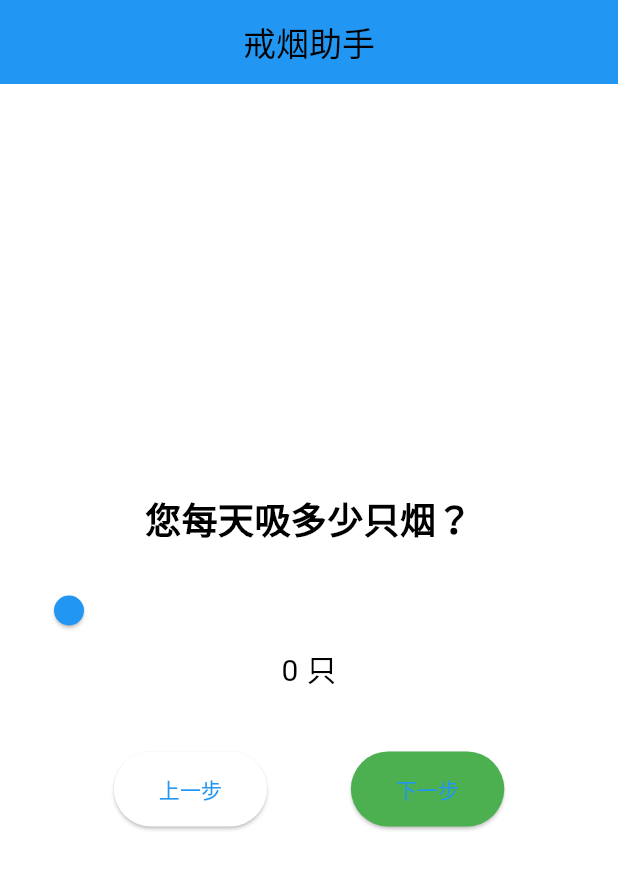
After one commit to oliyo2023/stopsmoking_app, a Flutter app: the screen it shows after launch, after a tap on "下一步", on a phone screen of 412 x 824 dp. The commit adds this screen. Shown: the top 869 px of the screen. Run offline on Flutter 3.47's test engine with Material 3 defaults, Android fonts, the light colour scheme and no system bars; our stand-ins replace flutter_widget_from_html_core, get, pocketbase, shared_preferences, table_calendar; network calls fail.

Commit message:
refactor(navigation): Replace HomePage with HomeScreen in main app configuration
- Update app_routes.dart to import HomeScreen instead of HomePage
- Modify main.dart to use HomeScreen directly as the home widget
- Remove initialRoute and getPages configuration to simplify navigation setup

```diff
--- a/lib/app_routes.dart
+++ b/lib/app_routes.dart
@@ -4,17 +4,17 @@ import 'package:jieyan_app/controllers/chat_controller.dart';
 import 'package:jieyan_app/controllers/plan_controller.dart';
 import 'package:jieyan_app/providers/user_provider.dart';
 import 'package:jieyan_app/pages/article_page.dart';
-import 'package:jieyan_app/pages/home_page.dart';
 import 'package:jieyan_app/pages/login_page.dart';
 import 'package:jieyan_app/pages/register_page.dart';
 import 'package:jieyan_app/pages/profile_page.dart';
 import 'package:jieyan_app/pages/plan_page.dart';
 import 'package:jieyan_app/pages/chat_page.dart';
 import 'package:jieyan_app/pages/article_detail_page.dart';
+import 'package:jieyan_app/screens/home_screen.dart';
 
 class AppRoutes {
   static final routes = [
-    GetPage(name: '/home', page: () => const HomePage()),
+    GetPage(name: '/home', page: () => HomeScreen()),
     GetPage(
       name: '/login',
       page: () => const LoginPage(),
--- a/lib/main.dart
+++ b/lib/main.dart
@@ -4,10 +4,11 @@ import 'package:jieyan_app/providers/article_provider.dart';
 import 'package:jieyan_app/theme/app_theme.dart';
 import 'package:get/get.dart';
 import 'package:jieyan_app/services/pocketbase_service.dart';
-import 'package:jieyan_app/app_routes.dart';
 import 'package:jieyan_app/services/deepseek_service.dart';
 import 'package:jieyan_app/providers/user_provider.dart';
 import 'package:jieyan_app/providers/plan_provider.dart'; // 导入 PlanProvider
+import 'package:jieyan_app/screens/home_screen.dart'; // 导入 HomeScreen
+import 'package:jieyan_app/app_routes.dart'; // 添加这一行导入 AppRoutes
 
 /// 初始化所有服务
 Future<void> initServices() async {
@@ -49,8 +50,13 @@ class MyApp extends StatelessWidget {
       theme: appTheme, // 应用主题
       darkTheme: appTheme, // 暗黑模式主题 (与亮色主题相同)
       themeMode: ThemeMode.system, // 主题模式 (跟随系统)
-      initialRoute: '/home', // 初始路由
-      getPages: AppRoutes.routes,
+      // 注意：同时使用 initialRoute 和 home 会导致冲突
+      // 选择一种方式
+      // 方式1：使用 home
+      home: HomeScreen(),
+      getPages: AppRoutes.routes, // 添加这一行，注册路由表
+      // 方式2：使用 initialRoute (如果使用这种方式，需要在 AppRoutes.routes 中定义 '/home' 路由)
+      // initialRoute: '/home',
     );
   }
 }
--- /dev/null
+++ b/lib/screens/home_screen.dart
@@ -0,0 +1,321 @@
+import 'package:flutter/material.dart';
+import 'package:get/get.dart';
+
+class HomeController extends GetxController {
+  final RxInt currentStep = 0.obs;
+  final RxInt smokingYears = 0.obs;
+  final RxInt cigarettesPerDay = 0.obs;
+  final RxDouble pricePerPack = 0.0.obs;
+
+  void nextStep() {
+    if (currentStep.value < 2) {
+      currentStep.value++;
+    } else {
+      // 完成所有步骤后的操作，例如计算结果或导航到下一个页面
+      calculateResults();
+    }
+  }
+
+  void previousStep() {
+    if (currentStep.value > 0) {
+      currentStep.value--;
+    }
+  }
+
+  void calculateResults() {
+    // 计算每年花费
+    double yearlyExpense =
+        cigarettesPerDay.value * pricePerPack.value / 20 * 365;
+
+    // 计算总花费 (烟龄 * 年花费)
+    double totalExpense = smokingYears.value * yearlyExpense;
+
+    // 计算消费对比 (举例)
+    final purchaseComparisons = [
+      {
+        'item': 'iPhone 14 Pro',
+        'price': 8999,
+        'count': (totalExpense / 8999).floor()
+      },
+      {'item': '电影票', 'price': 50, 'count': (totalExpense / 50).floor()},
+      {'item': '家庭旅行', 'price': 5000, 'count': (totalExpense / 5000).floor()},
+    ];
+
+    // 健康影响列表
+    final healthImpacts = [
+      '每支烟减少寿命约11分钟',
+      '一包烟含有超过4000种化学物质，其中至少69种已知会导致癌症',
+      '吸烟会增加患肺癌、心脏病、中风和呼吸系统疾病的风险',
+      '吸烟会导致牙齿变黄、皮肤早衰',
+      '二手烟对家人和周围人群健康造成极大危害'
+    ];
+
+    // 计算吸烟者的总计香烟数量
+    int totalCigarettes = smokingYears.value * 365 * cigarettesPerDay.value;
+
+    // 计算减少的寿命 (每支烟约11分钟)
+    int lifeReductionMinutes = totalCigarettes * 11;
+    int lifeReductionDays = lifeReductionMinutes ~/ (60 * 24);
+
+    // 显示结果对话框
+    Get.dialog(
+      Dialog(
+        shape: RoundedRectangleBorder(borderRadius: BorderRadius.circular(16)),
+        child: SingleChildScrollView(
+          child: Padding(
+            padding: const EdgeInsets.all(16),
+            child: Column(
+              mainAxisSize: MainAxisSize.min,
+              children: [
+                const Text(
+                  '吸烟成本分析',
+                  style: TextStyle(fontSize: 24, fontWeight: FontWeight.bold),
+                  textAlign: TextAlign.center,
+                ),
+                const Divider(),
+                // 金钱花费
+                const Text('金钱花费',
+                    style:
+                        TextStyle(fontSize: 18, fontWeight: FontWeight.bold)),
+                const SizedBox(height: 8),
+                Text(
+                  '¥${totalExpense.toStringAsFixed(2)}',
+                  style: const TextStyle(
+                    fontSize: 32,
+                    fontWeight: FontWeight.bold,
+                    color: Colors.red,
+                  ),
+                ),
+                Text(
+                    '您吸烟${smokingYears.value}年，每天吸${cigarettesPerDay.value}支烟'),
+                Text('每包烟价格：¥${pricePerPack.value.toStringAsFixed(1)}'),
+                Text('每年花费：¥${yearlyExpense.toStringAsFixed(2)}'),
+
+                const SizedBox(height: 16),
+                // 购买对比
+                const Divider(),
+                const Text('您的烟钱可以购买',
+                    style:
+                        TextStyle(fontSize: 18, fontWeight: FontWeight.bold)),
+                const SizedBox(height: 8),
+                Column(
+                  children: purchaseComparisons
+                      .map((item) => Padding(
+                            padding: const EdgeInsets.symmetric(vertical: 4),
+                            child: ((item['count'] as num?) ?? 0) > 0
+                                ? Text(
+                                    '${item['item']}: ${item['count']}台/张/次 (¥${item['price']})')
+                                : const SizedBox.shrink(),
+                          ))
+                      .toList(),
+                ),
+
+                const SizedBox(height: 16),
+                // 健康影响
+                const Divider(),
+                const Text('健康影响',
+                    style:
+                        TextStyle(fontSize: 18, fontWeight: FontWeight.bold)),
+                const SizedBox(height: 8),
+                Text('您已经吸了约$totalCigarettes支烟'),
+                Text('减少的寿命约$lifeReductionDays天'),
+                const SizedBox(height: 8),
+                ...healthImpacts
+                    .map((impact) => Padding(
+                          padding: const EdgeInsets.symmetric(vertical: 4),
+                          child: Row(
+                            crossAxisAlignment: CrossAxisAlignment.start,
+                            children: [
+                              const Text('• ',
+                                  style:
+                                      TextStyle(fontWeight: FontWeight.bold)),
+                              Expanded(child: Text(impact)),
+                            ],
+                          ),
+                        ))
+                    .toList(),
+
+                const SizedBox(height: 20),
+                const Text(
+                  '现在戒烟，您将节省金钱并改善健康！',
+                  textAlign: TextAlign.center,
+                  style: TextStyle(fontWeight: FontWeight.bold),
+                ),
+
+                const SizedBox(height: 16),
+                // 按钮
+                Row(
+                  mainAxisAlignment: MainAxisAlignment.spaceEvenly,
+                  children: [
+                    TextButton(
+                      onPressed: () => Get.back(),
+                      child: const Text('关闭'),
+                    ),
+                    ElevatedButton(
+                      onPressed: () {
+                        Get.back();
+                        Get.toNamed('/plan');
+                      },
+                      style: ElevatedButton.styleFrom(
+                        backgroundColor: Colors.green,
+                      ),
+                      child: const Text('开始戒烟'),
+                    ),
+                  ],
+                ),
+              ],
+            ),
+          ),
+        ),
+      ),
+    );
+  }
+}
+
+class HomeScreen extends StatelessWidget {
+  final HomeController controller = Get.put(HomeController());
+
+  HomeScreen({super.key});
+
+  @override
+  Widget build(BuildContext context) {
+    return Scaffold(
+      appBar: AppBar(
+        title: const Text('戒烟助手'),
+        centerTitle: true,
+      ),
+      body: Obx(() {
+        return Padding(
+          padding: const EdgeInsets.all(20.0),
+          child: Column(
+            mainAxisAlignment: MainAxisAlignment.center,
+            children: [
+              _buildCurrentStep(),
+              const SizedBox(height: 40),
+              _buildNavigationButtons(),
+            ],
+          ),
+        );
+      }),
+    );
+  }
+
+  Widget _buildCurrentStep() {
+    switch (controller.currentStep.value) {
+      case 0:
+        return _buildSmokingYearsStep();
+      case 1:
+        return _buildCigarettesPerDayStep();
+      case 2:
+        return _buildPricePerPackStep();
+      default:
+        return Container();
+    }
+  }
+
+  Widget _buildSmokingYearsStep() {
+    return Column(
+      children: [
+        const Text(
+          '您有多长时间的烟龄？',
+          style: TextStyle(fontSize: 24, fontWeight: FontWeight.bold),
+          textAlign: TextAlign.center,
+        ),
+        const SizedBox(height: 20),
+        Slider(
+          value: controller.smokingYears.value.toDouble(),
+          min: 0,
+          max: 50,
+          divisions: 50,
+          label: '${controller.smokingYears.value} 年',
+          onChanged: (value) {
+            controller.smokingYears.value = value.round();
+          },
+        ),
+        Text(
+          '${controller.smokingYears.value} 年',
+          style: const TextStyle(fontSize: 20),
+        ),
+      ],
+    );
+  }
+
+  Widget _buildCigarettesPerDayStep() {
+    return Column(
+      children: [
+        const Text(
+          '您每天吸多少只烟？',
+          style: TextStyle(fontSize: 24, fontWeight: FontWeight.bold),
+          textAlign: TextAlign.center,
+        ),
+        const SizedBox(height: 20),
+        Slider(
+          value: controller.cigarettesPerDay.value.toDouble(),
+          min: 0,
+          max: 60,
+          divisions: 60,
+          label: '${controller.cigarettesPerDay.value} 只',
+          onChanged: (value) {
+            controller.cigarettesPerDay.value = value.round();
+          },
+        ),
+        Text(
+          '${controller.cigarettesPerDay.value} 只',
+          style: const TextStyle(fontSize: 20),
+        ),
+      ],
+    );
+  }
+
+  Widget _buildPricePerPackStep() {
+    return Column(
+      children: [
+        const Text(
+          '每包烟的价格是多少？',
+          style: TextStyle(fontSize: 24, fontWeight: FontWeight.bold),
+          textAlign: TextAlign.center,
+        ),
+        const SizedBox(height: 20),
+        Slider(
+          value: controller.pricePerPack.value,
+          min: 0,
+          max: 100,
+          divisions: 100,
+          label: '¥${controller.pricePerPack.value.toStringAsFixed(1)}',
+          onChanged: (value) {
+            controller.pricePerPack.value =
+                double.parse(value.toStringAsFixed(1));
+          },
+        ),
+        Text(
+          '¥${controller.pricePerPack.value.toStringAsFixed(1)}',
+          style: const TextStyle(fontSize: 20),
+        ),
+      ],
+    );
+  }
+
+  Widget _buildNavigationButtons() {
+    return Row(
+      mainAxisAlignment: MainAxisAlignment.spaceEvenly,
+      children: [
+        if (controller.currentStep.value > 0)
+          ElevatedButton(
+            onPressed: controller.previousStep,
+            style: ElevatedButton.styleFrom(
+              padding: const EdgeInsets.symmetric(horizontal: 30, vertical: 15),
+            ),
+            child: const Text('上一步'),
+          ),
+        ElevatedButton(
+          onPressed: controller.nextStep,
+          style: ElevatedButton.styleFrom(
+            padding: const EdgeInsets.symmetric(horizontal: 30, vertical: 15),
+            backgroundColor: Colors.green,
+          ),
+          child: Text(controller.currentStep.value < 2 ? '下一步' : '完成'),
+        ),
+      ],
+    );
+  }
+}
```
Also changed, not shown: 4 other files.
